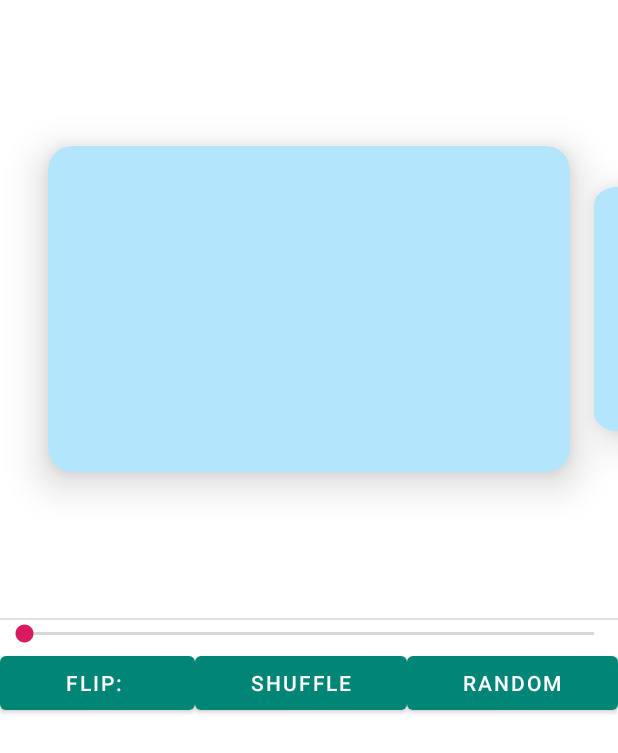
After one commit to GreimuL/SimpleFlashCard, an Android app: the CardFragment screen opened directly, with no data from a screen before it, on a phone screen of 412 x 824 dp. The commit adds this screen. Shown: the top 753 px of the screen. Run offline under Robolectric (Android 15) with nearby library versions, the phone set to English and light mode, and no system bars.

Commit message:
Add viewpager2 with animation at DeckPlayActivity

```diff
--- a/SimpleFlashCard/app/src/main/AndroidManifest.xml
+++ b/SimpleFlashCard/app/src/main/AndroidManifest.xml
@@ -9,14 +9,14 @@
         android:roundIcon="@mipmap/ic_launcher_round"
         android:supportsRtl="true"
         android:theme="@style/AppTheme">
-        <activity android:name=".MainActivity">
+        <activity android:name=".activity.MainActivity">
             <intent-filter>
                 <action android:name="android.intent.action.MAIN" />
 
                 <category android:name="android.intent.category.LAUNCHER" />
             </intent-filter>
         </activity>
-        <activity android:name=".DeckPlayActivity"/>
+        <activity android:name=".activity.DeckPlayActivity"/>
     </application>
 
 </manifest>
--- /dev/null
+++ b/SimpleFlashCard/app/src/main/java/com/greimul/simpleflashcard/activity/DeckPlayActivity.kt
@@ -0,0 +1,38 @@
+package com.greimul.simpleflashcard.activity
+
+import android.os.Bundle
+import androidx.appcompat.app.AppCompatActivity
+import androidx.viewpager2.widget.ViewPager2
+import com.greimul.simpleflashcard.Card
+import com.greimul.simpleflashcard.R
+import com.greimul.simpleflashcard.adapter.DeckPlayAdapter
+import kotlinx.android.synthetic.main.activity_deck_play.*
+import java.lang.Math.abs
+
+class DeckPlayActivity: AppCompatActivity() {
+
+    override fun onCreate(savedInstanceState: Bundle?) {
+        super.onCreate(savedInstanceState)
+        setContentView(R.layout.activity_deck_play)
+
+        val listsize = intent.getIntExtra("size",0)
+
+        val previewPx = resources.getDimension(R.dimen.viewpager2_preview)
+        val pageMarginPx = resources.getDimension(R.dimen.viewpager2_page_margin)
+
+        viewpager2_deck_play.apply{
+            adapter = DeckPlayAdapter(this@DeckPlayActivity, mutableListOf(Card("asdf","asdfasf"),Card("asdf","asdfasf"),Card("asdf","asdfasf")))
+            clipToPadding = false
+            offscreenPageLimit = 1
+            setPageTransformer{
+                page,position->
+                page.translationX = -(previewPx+pageMarginPx)*position
+                page.scaleY = 1-(0.25f*abs(position))
+            }
+        }
+
+        seekbar_deck_play.apply{
+            max = listsize
+        }
+    }
+}
--- /dev/null
+++ b/SimpleFlashCard/app/src/main/java/com/greimul/simpleflashcard/adapter/DeckPlayAdapter.kt
@@ -0,0 +1,18 @@
+package com.greimul.simpleflashcard.adapter
+
+import androidx.fragment.app.Fragment
+import androidx.fragment.app.FragmentActivity
+import androidx.viewpager2.adapter.FragmentStateAdapter
+import com.greimul.simpleflashcard.Card
+import com.greimul.simpleflashcard.fragment.CardFragment
+
+class DeckPlayAdapter(fa: FragmentActivity, cardlist:MutableList<Card>): FragmentStateAdapter(fa) {
+
+    val CARD_CNT = cardlist.size
+    val cardlist=  cardlist
+
+    override fun createFragment(position: Int): Fragment {
+        return CardFragment(cardlist[position])
+    }
+    override fun getItemCount():Int=CARD_CNT
+}
--- /dev/null
+++ b/SimpleFlashCard/app/src/main/java/com/greimul/simpleflashcard/fragment/CardFragment.kt
@@ -0,0 +1,21 @@
+package com.greimul.simpleflashcard.fragment
+
+import android.os.Bundle
+import android.view.LayoutInflater
+import android.view.View
+import android.view.ViewGroup
+import androidx.fragment.app.Fragment
+import com.greimul.simpleflashcard.Card
+import com.greimul.simpleflashcard.R
+
+class CardFragment(card:Card): Fragment(){
+    override fun onCreateView(
+        inflater: LayoutInflater,
+        container: ViewGroup?,
+        savedInstanceState: Bundle?
+    ): View{
+        val view = inflater.inflate(R.layout.fragment_card,container,false)
+
+        return view
+    }
+}
--- a/SimpleFlashCard/app/src/main/res/layout/activity_deck_play.xml
+++ b/SimpleFlashCard/app/src/main/res/layout/activity_deck_play.xml
@@ -3,17 +3,11 @@
     android:orientation="vertical" android:layout_width="match_parent"
     android:layout_height="match_parent">
 
-    <androidx.viewpager.widget.ViewPager
+    <androidx.viewpager2.widget.ViewPager2
+        android:id="@+id/viewpager2_deck_play"
         android:layout_width="match_parent"
         android:layout_height="match_parent"
-        android:layout_weight="1">
-
-        <androidx.cardview.widget.CardView
-            android:layout_width="match_parent"
-            android:layout_height="wrap_content">
-
-        </androidx.cardview.widget.CardView>
-    </androidx.viewpager.widget.ViewPager>
+        android:layout_weight="1" />
 
     <LinearLayout
         android:layout_width="match_parent"
@@ -28,16 +22,16 @@
             android:background="?android:attr/listDivider" />
 
         <SeekBar
-            android:id="@+id/seekBar"
+            android:id="@+id/seekbar_deck_play"
             style="@style/Widget.AppCompat.SeekBar.Discrete"
             android:layout_width="match_parent"
             android:layout_height="wrap_content"
             android:max="10"
-            android:progress="3" />
+            android:progress="0" />
 
         <LinearLayout
             android:layout_width="match_parent"
-            android:layout_height="match_parent"
+            android:layout_height="wrap_content"
             android:orientation="horizontal">
 
             <Button
@@ -45,7 +39,7 @@
                 android:layout_width="wrap_content"
                 android:layout_height="wrap_content"
                 android:layout_weight="1"
-                android:text="Flip: " />
+                android:text="Flip: "/>
 
             <Button
                 android:id="@+id/button6"
--- a/SimpleFlashCard/app/src/main/res/layout/activity_main.xml
+++ b/SimpleFlashCard/app/src/main/res/layout/activity_main.xml
@@ -4,7 +4,7 @@
     xmlns:tools="http://schemas.android.com/tools"
     android:layout_width="match_parent"
     android:layout_height="match_parent"
-    tools:context=".MainActivity"
+    tools:context=".activity.MainActivity"
     android:orientation="vertical">
 
     <com.google.android.material.tabs.TabLayout
--- /dev/null
+++ b/SimpleFlashCard/app/src/main/res/layout/fragment_card.xml
@@ -0,0 +1,21 @@
+<?xml version="1.0" encoding="utf-8"?>
+<androidx.constraintlayout.widget.ConstraintLayout xmlns:android="http://schemas.android.com/apk/res/android"
+    android:layout_width="match_parent"
+    android:layout_height="wrap_content"
+    xmlns:app="http://schemas.android.com/apk/res-auto"
+    android:orientation="vertical">
+
+    <androidx.cardview.widget.CardView
+        android:layout_width="match_parent"
+        android:layout_height="0dp"
+        app:cardBackgroundColor="#B3E5FC"
+        app:cardCornerRadius="16dp"
+        app:cardElevation="16dp"
+        app:contentPadding="2dp"
+        app:layout_constraintBottom_toBottomOf="parent"
+        app:layout_constraintDimensionRatio="H,16:10"
+        app:layout_constraintEnd_toEndOf="parent"
+        app:layout_constraintStart_toStartOf="parent"
+        app:layout_constraintTop_toTopOf="parent"
+        android:layout_margin="32dp"/>
+</androidx.constraintlayout.widget.ConstraintLayout>
--- a/SimpleFlashCard/app/src/main/res/layout/item_deck.xml
+++ b/SimpleFlashCard/app/src/main/res/layout/item_deck.xml
@@ -5,11 +5,12 @@
     android:orientation="vertical">
 
     <Button
-        android:id="@+id/button"
+        android:id="@+id/button_deck"
         style="@style/Widget.MaterialComponents.Button.TextButton"
         android:layout_width="match_parent"
         android:layout_height="wrap_content"
         android:text="Button"
         android:textAlignment="textStart"
-        android:textSize="36dp" />
+        android:textSize="36dp"
+        android:textAllCaps="false"/>
 </LinearLayout>
--- /dev/null
+++ b/SimpleFlashCard/app/src/main/res/values/dimens.xml
@@ -0,0 +1,5 @@
+<?xml version="1.0" encoding="utf-8"?>
+<resources>
+    <dimen name="viewpager2_preview">16dp</dimen>
+    <dimen name="viewpager2_page_margin">32dp</dimen>
+</resources>
```
Also changed, not shown: SimpleFlashCard/app/src/main/java/com/greimul/simpleflashcard/DeckPlayActivity.kt (deleted, +0 -13 lines), SimpleFlashCard/app/src/main/java/com/greimul/simpleflashcard/MainActivity.kt (deleted, +0 -56 lines), SimpleFlashCard/app/src/main/java/com/greimul/simpleflashcard/activity/MainActivity.kt (added, +37 -0 lines), SimpleFlashCard/app/src/main/java/com/greimul/simpleflashcard/adapter/ViewAdapter.kt (+26 -23 lines), SimpleFlashCard/app/src/main/java/com/greimul/simpleflashcard/adapter/ViewPagerAdapter.kt (added, +24 -0 lines), SimpleFlashCard/app/src/main/java/com/greimul/simpleflashcard/fragment/DeckFragment.kt (+3 -10 lines), SimpleFlashCard/app/src/main/res/layout/dialog_deck_click.xml (+60 -49 lines), SimpleFlashCard/app/src/main/res/layout/dialog_new_deck.xml (+29 -18 lines), SimpleFlashCard/app/src/main/res/values/styles.xml (+15 -1 lines).
